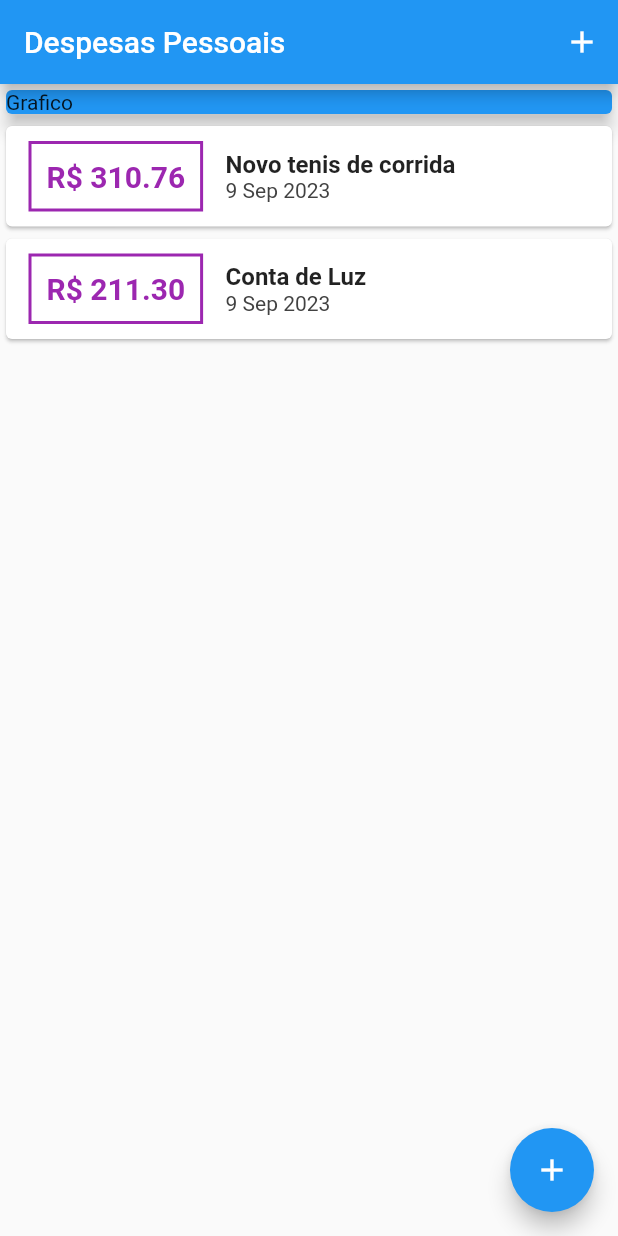
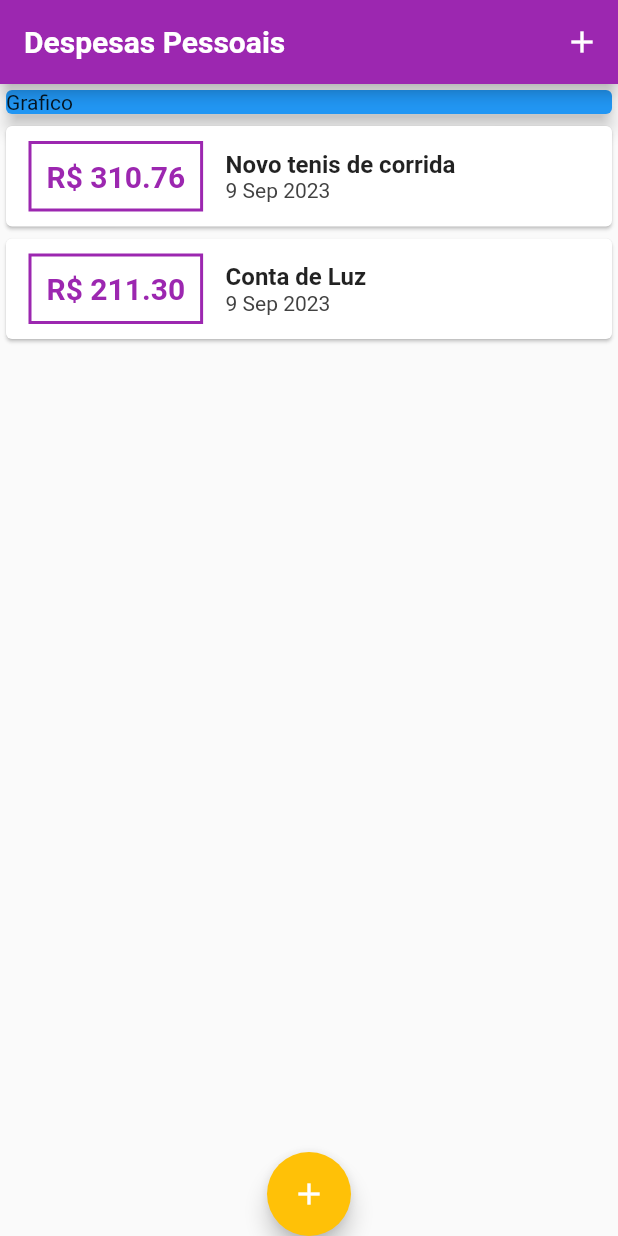
Before and after one commit to bernardoxm/Despesas-pessoais, a Flutter app: the screen it shows after launch, on a phone screen of 412 x 824 dp. Run offline on Flutter 3.47's test engine with Material 2 defaults, Android fonts, the phone set to English and light mode, and no system bars; Roboto replaces fonts that are missing (OpenSans).

```diff
--- a/despesas_pessoais/lib/components/transaction_list.dart
+++ b/despesas_pessoais/lib/components/transaction_list.dart
@@ -24,7 +24,7 @@ class TransactionList extends StatelessWidget{
                       margin: EdgeInsets.symmetric(horizontal: 15, vertical: 10),
                       decoration: BoxDecoration(
                           border: Border.all(
-                        color: Colors.purple,
+                        color: Theme.of(context).colorScheme.primary,
                         width: 2,
                       )),
                       padding: EdgeInsets.all(10),
@@ -33,7 +33,7 @@ class TransactionList extends StatelessWidget{
                         style: TextStyle(
                           fontWeight: FontWeight.bold,
                           fontSize: 20,
-                          color: Colors.purple,
+                          color:Theme.of(context).colorScheme.primary,
                         ),
                       ),
                     ),
--- a/despesas_pessoais/lib/main.dart
+++ b/despesas_pessoais/lib/main.dart
@@ -11,7 +11,32 @@ main() => runApp(ExpensesApp());
 class ExpensesApp extends StatelessWidget {
   @override
   Widget build(BuildContext context) {
-    return MaterialApp(home: MyHomePage());
+    final ThemeData tema = ThemeData();
+
+    return MaterialApp(
+      home: MyHomePage(),
+      theme: tema.copyWith(
+        colorScheme: tema.colorScheme.copyWith(
+          primary: Colors.purple,
+          secondary: Colors.amber,
+        ),
+        textTheme: tema.textTheme.copyWith(
+          headline6: TextStyle(
+            fontFamily: 'OpenSans',
+            fontSize: 18,
+            fontWeight: FontWeight.bold,
+            color: Colors.black,
+          ),
+        ),
+        appBarTheme: AppBarTheme(
+          titleTextStyle: TextStyle(
+            fontFamily: 'OpenSans',
+            fontSize: 20,
+            fontWeight: FontWeight.bold,
+          ),
+        ),
+      ),
+    );
   }
 }
 
@@ -88,7 +113,7 @@ class _MyHomePageState extends State<MyHomePage> {
         child: Icon(Icons.add),
         onPressed: () => _opentransactionFormModal(context),
       ),
-      floatingActionButtonLocation: FloatingActionButtonLocation.endFloat,
+      floatingActionButtonLocation: FloatingActionButtonLocation.centerDocked,
     );
   }
 }
```
